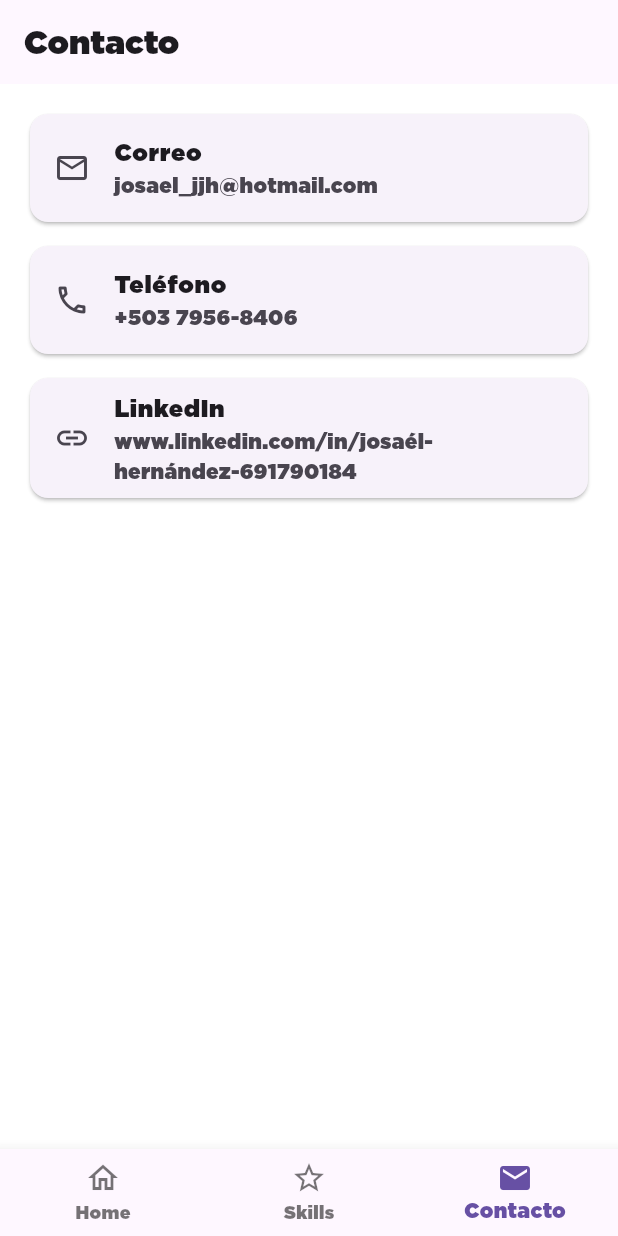
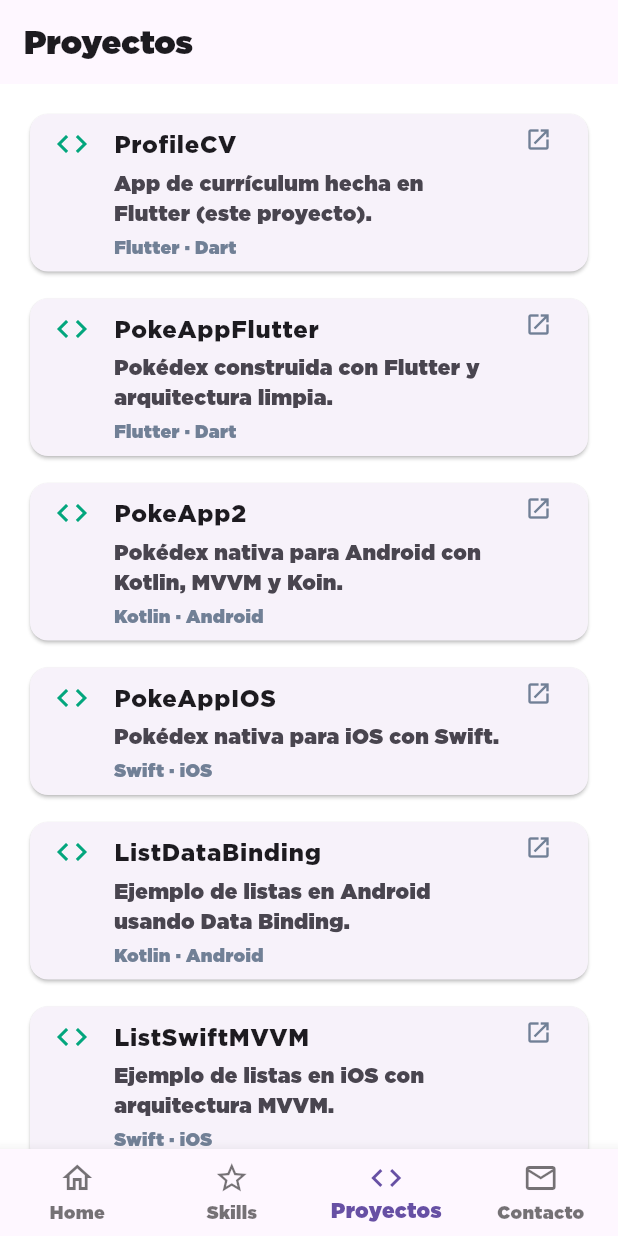
Before and after one commit to josaeljjh/ProfileCV, a Flutter app: the screen it shows after launch, item 3 of the bottom bar chosen, on a phone screen of 412 x 824 dp. Run offline on Flutter 3.47's test engine with Material 3 defaults, Android fonts, the phone set to English and light mode, and no system bars; our stand-ins replace cached_network_image, dio, equatable, flutter_svg, get_it, internet_connection_checker and 2 more; missing offline and left inert: flutter_displaymode.

Commit message:
Add Proyectos tab listing GitHub repos
New fourth bottom-nav tab with a static list of your public GitHub
projects (ProfileCV, PokeAppFlutter, PokeApp2, PokeAppIOS,
ListDataBinding, ListSwiftMVVM), each with a short description and
tech stack, tapping opens the repo in the browser via url_launcher.
Set BottomNavigationBar to fixed type now that there are 4 tabs.

Co-Authored-By: Claude Sonnet 5 <noreply@anthropic.com>
Claude-Session: https://claude.ai/code/session_01LfEYkEduBRuQwtFwoZxnSY

```diff
--- a/lib/src/ui/features/pages/home/home_host.dart
+++ b/lib/src/ui/features/pages/home/home_host.dart
@@ -1,11 +1,13 @@
 import 'package:flutter/material.dart';
 
 import '../contact/contact_page.dart';
+import '../projects/projects_page.dart';
 import '../skills/skills_page.dart';
 import 'home_page.dart';
 
-/// Hosts the bottom navigation for the CV: Home, Skills and Contact.
-/// Mirrors the role PokeApp2's HomeHost plays for its own bottom nav.
+/// Hosts the bottom navigation for the CV: Home, Skills, Proyectos and
+/// Contacto. Mirrors the role PokeApp2's HomeHost plays for its own
+/// bottom nav.
 class HomeHost extends StatefulWidget {
   const HomeHost({Key? key}) : super(key: key);
 
@@ -21,6 +23,7 @@ class _HomeHostState extends State<HomeHost> {
   final _pages = const [
     HomePage(),
     SkillsPage(),
+    ProjectsPage(),
     ContactPage(),
   ];
 
@@ -32,6 +35,7 @@ class _HomeHostState extends State<HomeHost> {
         children: _pages,
       ),
       bottomNavigationBar: BottomNavigationBar(
+        type: BottomNavigationBarType.fixed,
         currentIndex: _currentIndex,
         onTap: (index) => setState(() => _currentIndex = index),
         items: const [
@@ -46,6 +50,11 @@ class _HomeHostState extends State<HomeHost> {
             label: 'Skills',
           ),
           BottomNavigationBarItem(
+            icon: Icon(Icons.code_outlined),
+            activeIcon: Icon(Icons.code),
+            label: 'Proyectos',
+          ),
+          BottomNavigationBarItem(
             icon: Icon(Icons.mail_outline),
             activeIcon: Icon(Icons.mail),
             label: 'Contacto',
--- /dev/null
+++ b/lib/src/ui/features/pages/projects/projects_page.dart
@@ -0,0 +1,103 @@
+import 'package:flutter/material.dart';
+import 'package:url_launcher/url_launcher.dart';
+
+import '../../../../config/resources/colors.dart';
+
+class _Project {
+  const _Project(this.name, this.description, this.tech, this.url);
+
+  final String name;
+  final String description;
+  final String tech;
+  final String url;
+}
+
+/// "Proyectos" tab: personal GitHub repositories.
+class ProjectsPage extends StatelessWidget {
+  const ProjectsPage({Key? key}) : super(key: key);
+
+  static const List<_Project> _projects = [
+    _Project(
+      'ProfileCV',
+      'App de currículum hecha en Flutter (este proyecto).',
+      'Flutter · Dart',
+      'https://github.com/josaeljjh/ProfileCV',
+    ),
+    _Project(
+      'PokeAppFlutter',
+      'Pokédex construida con Flutter y arquitectura limpia.',
+      'Flutter · Dart',
+      'https://github.com/josaeljjh/PokeAppFlutter',
+    ),
+    _Project(
+      'PokeApp2',
+      'Pokédex nativa para Android con Kotlin, MVVM y Koin.',
+      'Kotlin · Android',
+      'https://github.com/josaeljjh/PokeApp2',
+    ),
+    _Project(
+      'PokeAppIOS',
+      'Pokédex nativa para iOS con Swift.',
+      'Swift · iOS',
+      'https://github.com/josaeljjh/PokeAppIOS',
+    ),
+    _Project(
+      'ListDataBinding',
+      'Ejemplo de listas en Android usando Data Binding.',
+      'Kotlin · Android',
+      'https://github.com/josaeljjh/ListDataBinding',
+    ),
+    _Project(
+      'ListSwiftMVVM',
+      'Ejemplo de listas en iOS con arquitectura MVVM.',
+      'Swift · iOS',
+      'https://github.com/josaeljjh/ListSwiftMVVM',
+    ),
+  ];
+
+  Future<void> _open(String url) async {
+    final uri = Uri.parse(url);
+    if (await canLaunchUrl(uri)) {
+      await launchUrl(uri, mode: LaunchMode.externalApplication);
+    }
+  }
+
+  @override
+  Widget build(BuildContext context) {
+    return Scaffold(
+      appBar: AppBar(title: const Text('Proyectos')),
+      body: ListView.separated(
+        padding: const EdgeInsets.all(16),
+        itemCount: _projects.length,
+        separatorBuilder: (_, __) => const SizedBox(height: 10),
+        itemBuilder: (context, index) {
+          final project = _projects[index];
+          return Card(
+            child: ListTile(
+              leading: const Icon(Icons.code, color: niagara),
+              title: Text(
+                project.name,
+                style: const TextStyle(fontWeight: FontWeight.bold),
+              ),
+              subtitle: Column(
+                crossAxisAlignment: CrossAxisAlignment.start,
+                children: [
+                  const SizedBox(height: 4),
+                  Text(project.description),
+                  const SizedBox(height: 4),
+                  Text(
+                    project.tech,
+                    style: const TextStyle(fontSize: 12, color: slateGray),
+                  ),
+                ],
+              ),
+              trailing: const Icon(Icons.open_in_new, size: 18, color: slateGray),
+              isThreeLine: true,
+              onTap: () => _open(project.url),
+            ),
+          );
+        },
+      ),
+    );
+  }
+}
```
